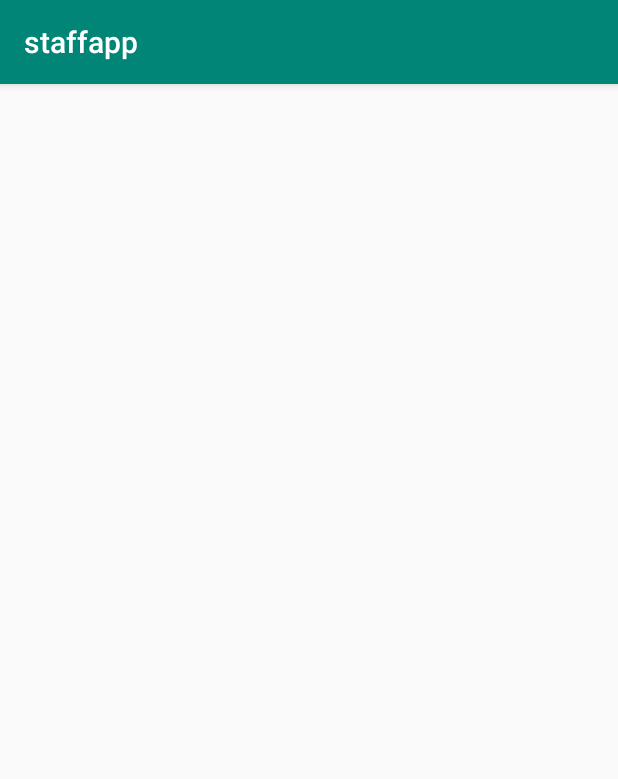
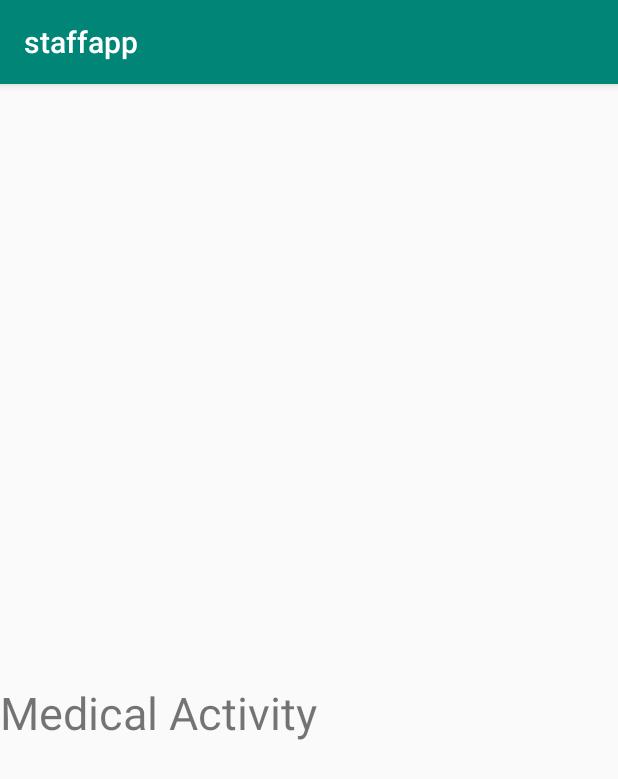
Before and after one commit to naisenyamungai/staffapp, an Android app: the Medical screen opened directly, with no data from a screen before it, on a phone screen of 412 x 824 dp. Shown: the top 779 px of the screen. Run offline under Robolectric (Android 15) with nearby library versions, the phone set to English and light mode, and no system bars.

Commit message:
add logic in activity_medical.xml

```diff
--- a/app/src/main/res/layout/activity_medical.xml
+++ b/app/src/main/res/layout/activity_medical.xml
@@ -1,9 +1,19 @@
 <?xml version="1.0" encoding="utf-8"?>
-<androidx.constraintlayout.widget.ConstraintLayout xmlns:android="http://schemas.android.com/apk/res/android"
+<LinearLayout xmlns:android="http://schemas.android.com/apk/res/android"
     xmlns:app="http://schemas.android.com/apk/res-auto"
     xmlns:tools="http://schemas.android.com/tools"
     android:layout_width="match_parent"
     android:layout_height="match_parent"
     tools:context=".FAQ.Medical">
 
-</androidx.constraintlayout.widget.ConstraintLayout>
+    <TextView
+        android:layout_width="wrap_content"
+        android:layout_height="wrap_content"
+        android:text="Medical Activity"
+        android:layout_alignParentTop="true"
+        android:layout_centerHorizontal="true"
+        android:layout_marginTop="35dp"
+        android:layout_gravity="center"
+        android:textSize="30sp"/>
+
+</LinearLayout>
```
